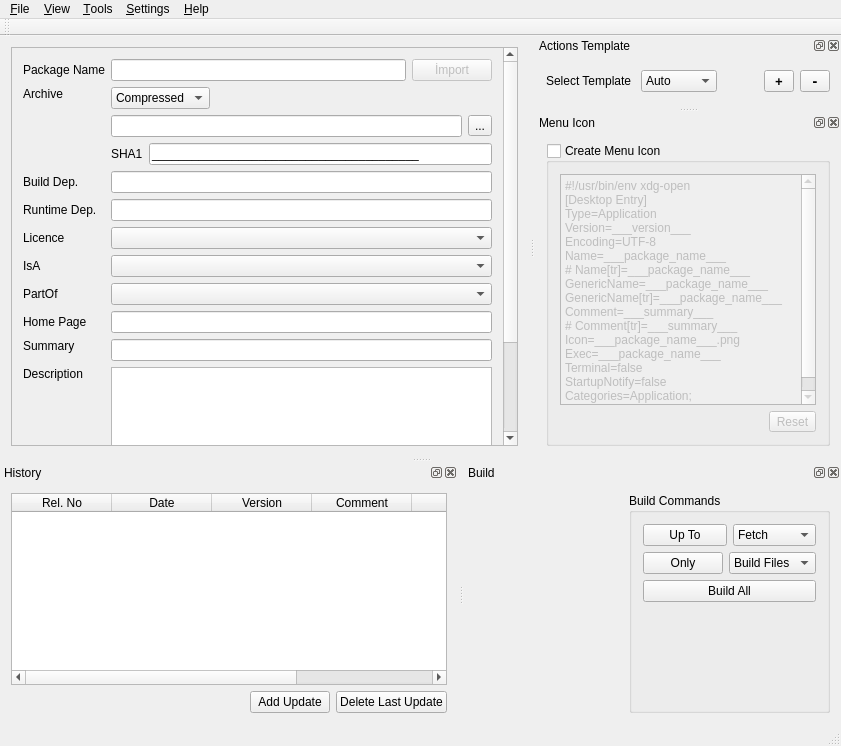
Old version of the form mainwindow.ui in the repository huseyinkozan/PiSiDo.
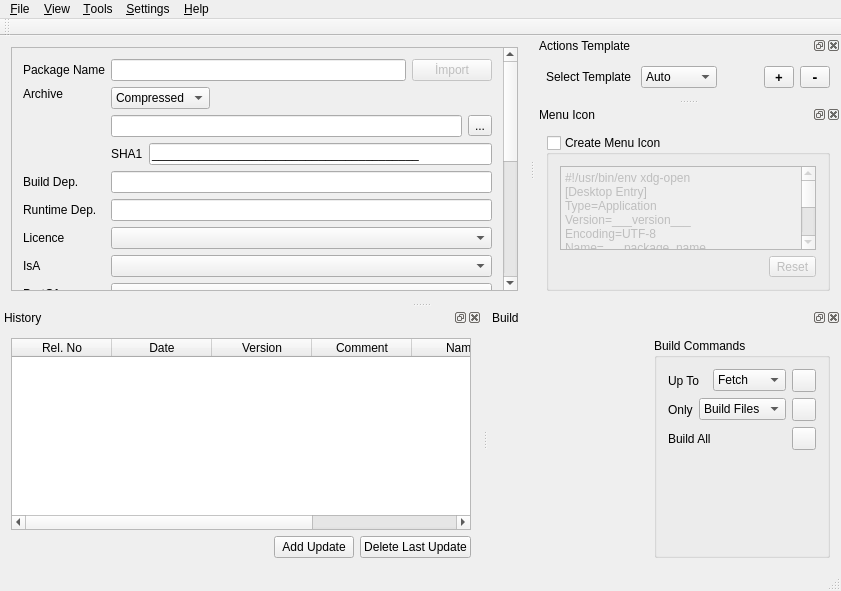
New version of the form. Icons and pictures are not drawn. Custom widgets are drawn as their Qt base class.

Commit message: Build command ui changes.

Diff of the .ui file:
```diff
--- a/mainwindow.ui
+++ b/mainwindow.ui
@@ -7,7 +7,7 @@
     <x>0</x>
     <y>0</y>
     <width>841</width>
-    <height>746</height>
+    <height>591</height>
    </rect>
   </property>
   <property name="windowTitle">
@@ -679,7 +679,7 @@
         <item>
          <layout class="QHBoxLayout" name="horizontalLayout_6">
           <item>
-           <widget class="QPushButton" name="pushButton">
+           <widget class="QLabel" name="lbl_build_up_to">
             <property name="text">
              <string>Up To</string>
             </property>
@@ -719,12 +719,23 @@
             </item>
            </widget>
           </item>
+          <item>
+           <widget class="QToolButton" name="tb_build_up_to">
+            <property name="text">
+             <string/>
+            </property>
+            <property name="icon">
+             <iconset resource="pisido.qrc">
+              <normaloff>:/images/build-icon.png</normaloff>:/images/build-icon.png</iconset>
+            </property>
+           </widget>
+          </item>
          </layout>
         </item>
         <item>
          <layout class="QHBoxLayout" name="horizontalLayout_8">
           <item>
-           <widget class="QPushButton" name="pushButton_2">
+           <widget class="QLabel" name="lbl_build_only">
             <property name="text">
              <string>Only</string>
             </property>
@@ -744,14 +755,40 @@
             </item>
            </widget>
           </item>
+          <item>
+           <widget class="QToolButton" name="tb_build_only">
+            <property name="text">
+             <string/>
+            </property>
+            <property name="icon">
+             <iconset resource="pisido.qrc">
+              <normaloff>:/images/build-icon.png</normaloff>:/images/build-icon.png</iconset>
+            </property>
+           </widget>
+          </item>
          </layout>
         </item>
         <item>
-         <widget class="QPushButton" name="pb_build_all">
-          <property name="text">
-           <string>Build All</string>
-          </property>
-         </widget>
+         <layout class="QHBoxLayout" name="horizontalLayout">
+          <item>
+           <widget class="QLabel" name="lbl_build_all">
+            <property name="text">
+             <string>Build All</string>
+            </property>
+           </widget>
+          </item>
+          <item>
+           <widget class="QToolButton" name="tb_build_all">
+            <property name="text">
+             <string/>
+            </property>
+            <property name="icon">
+             <iconset resource="pisido.qrc">
+              <normaloff>:/images/build-icon.png</normaloff>:/images/build-icon.png</iconset>
+            </property>
+           </widget>
+          </item>
+         </layout>
         </item>
         <item>
          <spacer name="verticalSpacer">
```
Left out of the diff: 8 changed lines with no effect on the pictures. The commit also changes 3 other files.
